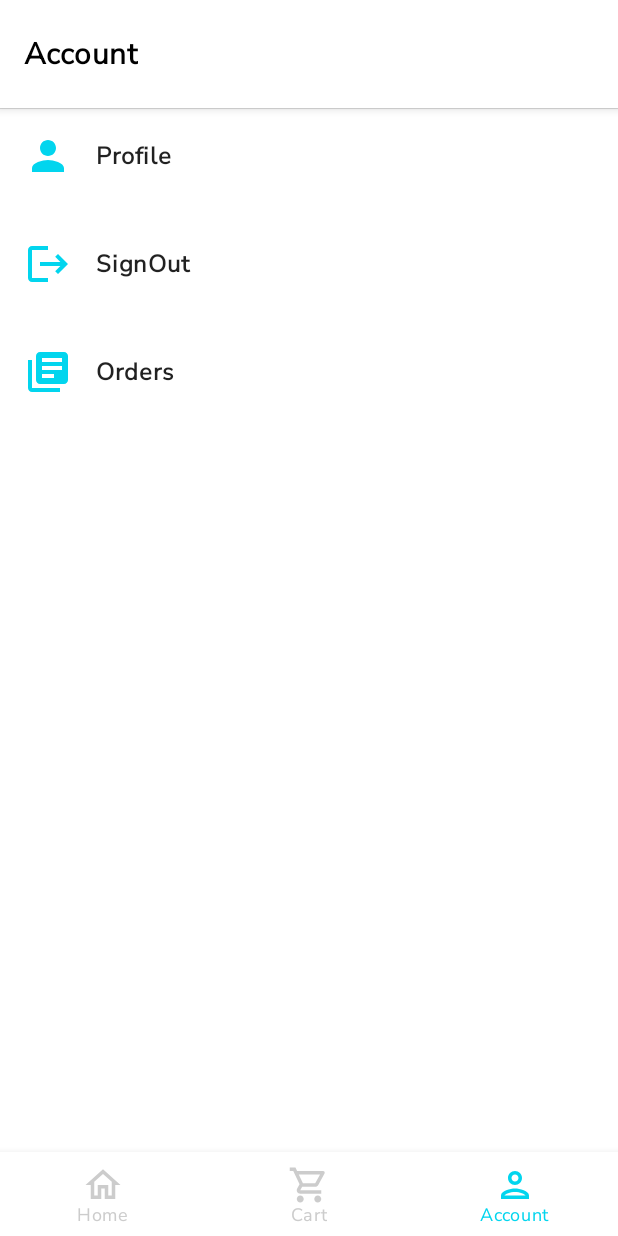
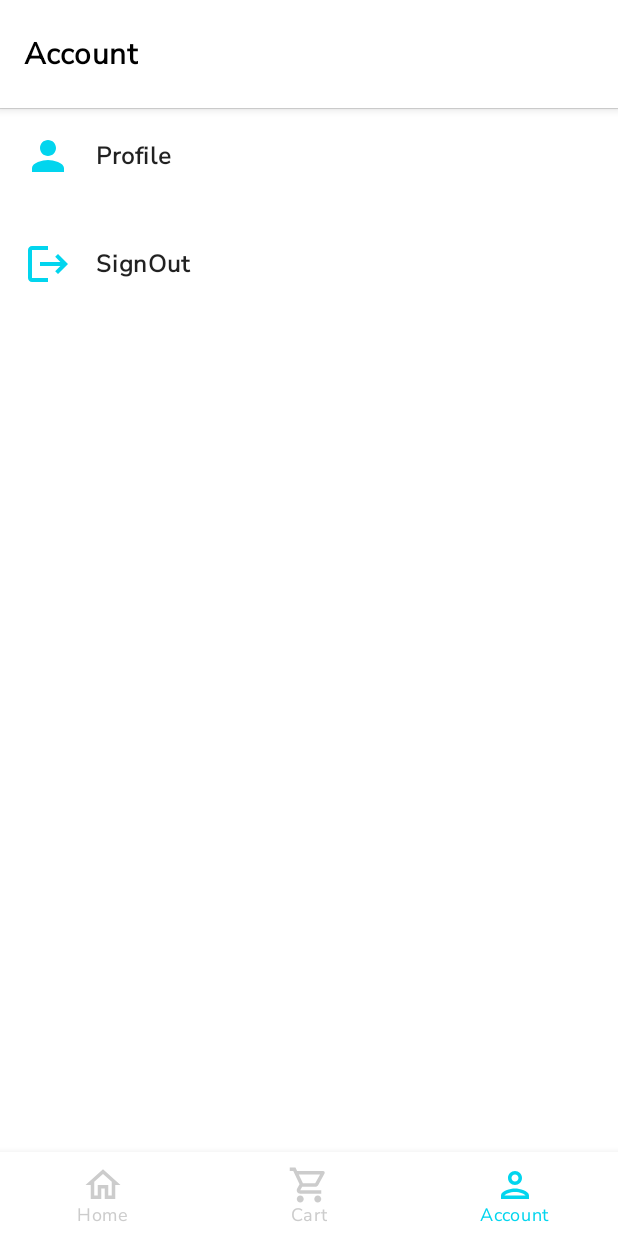
Before and after one commit to Gaur171188/ShoppingApp-2, an Android app: the Account screen opened through its navigation route, on a phone screen of 412 x 824 dp. Run offline under Robolectric (Android 15) with nearby library versions, the phone set to English and light mode, and no system bars; our stand-ins replace Firebase (no records; nobody signed in at launch, a user with empty details on screens opened directly), Room's generated code, data binding, navigation-ui; pictures from the network do not load; 3 statements that could not run were skipped.

Commit message:
hide orders button from customer

```diff
--- a/app/src/main/java/com/shoppingapp/info/screens/account/Account.kt
+++ b/app/src/main/java/com/shoppingapp/info/screens/account/Account.kt
@@ -44,6 +44,12 @@ class Account : Fragment() {
 
     private fun setViews() {
         binding.accountTopAppBar.topAppBar.title = getString(R.string.account)
+
+        if (!homeViewModel.isUserASeller){
+            binding.btnOrders.visibility = View.GONE
+        }
+
+
         binding.btnProfile.setOnClickListener {
             Log.d(TAG, "Profile Selected")
             findNavController().navigate(R.id.action_accountFragment_to_profileFragment)
```
